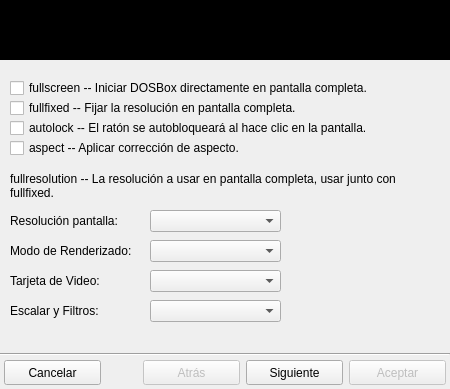
First picture: the form in ui/dbxadd.ui, repository Monthy/gr-lida, before the edit.
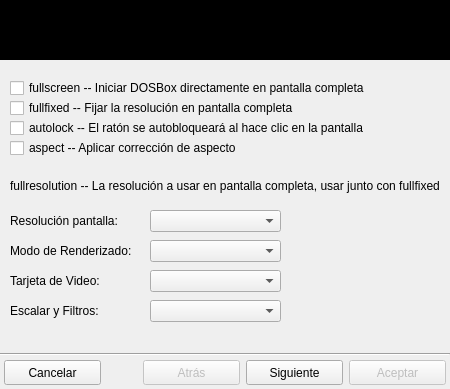
Second picture: the form after the edit. The open tabs and pages were chosen to show the change. Icons and pictures are not drawn.

Diff of the .ui file:
```diff
--- a/ui/dbxadd.ui
+++ b/ui/dbxadd.ui
@@ -748,7 +748,7 @@
         </rect>
        </property>
        <property name="text" >
-        <string>fullscreen -- Iniciar DOSBox directamente en pantalla completa.</string>
+        <string>fullscreen -- Iniciar DOSBox directamente en pantalla completa</string>
        </property>
       </widget>
       <widget class="QCheckBox" name="chkDbx_5" >
@@ -761,7 +761,7 @@
         </rect>
        </property>
        <property name="text" >
-        <string>fullfixed -- Fijar la resolución en pantalla completa.</string>
+        <string>fullfixed -- Fijar la resolución en pantalla completa</string>
        </property>
       </widget>
       <widget class="QCheckBox" name="chkDbx_6" >
@@ -774,7 +774,7 @@
         </rect>
        </property>
        <property name="text" >
-        <string>autolock -- El ratón se autobloqueará al hace clic en la pantalla.</string>
+        <string>autolock -- El ratón se autobloqueará al hace clic en la pantalla</string>
        </property>
       </widget>
       <widget class="QCheckBox" name="chkDbx_7" >
@@ -787,7 +787,7 @@
         </rect>
        </property>
        <property name="text" >
-        <string>aspect -- Aplicar corrección de aspecto.</string>
+        <string>aspect -- Aplicar corrección de aspecto</string>
        </property>
       </widget>
       <widget class="QLabel" name="lb_Dbx_7" >
@@ -800,7 +800,7 @@
         </rect>
        </property>
        <property name="text" >
-        <string>fullresolution -- La resolución a usar en pantalla completa, usar junto con fullfixed.</string>
+        <string>fullresolution -- La resolución a usar en pantalla completa, usar junto con fullfixed</string>
        </property>
        <property name="wordWrap" >
         <bool>true</bool>
```
Left out of the diff: 2 changed lines with no effect on the pictures.
